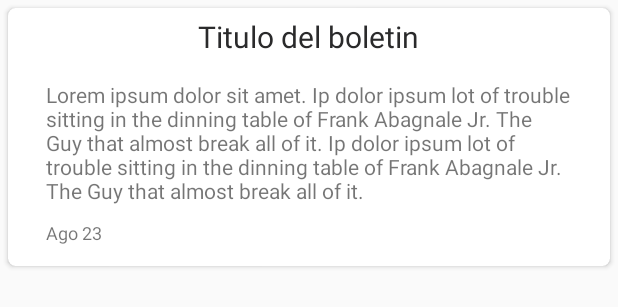
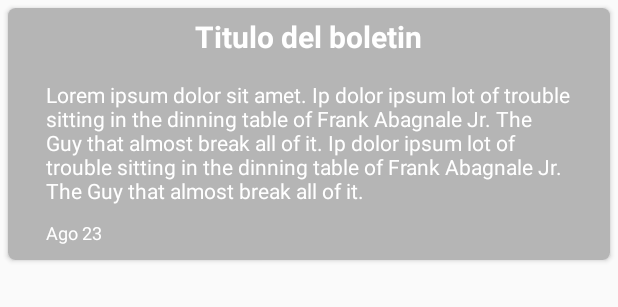
Before and after one commit to erikmejias/Onamet, an Android app: the layout bulletin_item.xml on its own in the app's theme, with its tools: preview values and no code run, on a phone screen of 412 x 824 dp. Shown: the top 307 px of the screen. Run offline under Robolectric (Android 15) with nearby library versions, the phone set to English and light mode, and no system bars.

Commit message:
UI tweaks to navigation drawer, bulletins list item Automated signing process Some refactoring

```diff
--- a/app/src/main/java/com/erikmejia/onamet/model/BulletinHolder.java
+++ b/app/src/main/java/com/erikmejia/onamet/model/BulletinHolder.java
@@ -18,7 +18,6 @@ public class BulletinHolder extends RecyclerView.ViewHolder {
 
     public BulletinHolder(View itemView) {
         super(itemView);
-
         title = (TextView) itemView.findViewById(R.id.bulletins_title_text);
         content = (TextView) itemView.findViewById(R.id.bulletins_description_text);
         date = (TextView) itemView.findViewById(R.id.bulletins_date_text);
--- a/app/src/main/java/com/erikmejia/onamet/model/CitiesAdapter.java
+++ b/app/src/main/java/com/erikmejia/onamet/model/CitiesAdapter.java
@@ -44,7 +44,7 @@ public class CitiesAdapter extends RecyclerView.Adapter<CitiesAdapter.ViewHolder
         this.drawerLayout = drawerLayout;
 
         font_typeface = Typeface.createFromAsset(receivedContext.getAssets(),
-                "fonts/Brandon_reg.otf");
+                "fonts/Brandon_bld.otf");
     }
 
     @Override
--- a/app/src/main/res/layout/activity_forecast_details.xml
+++ b/app/src/main/res/layout/activity_forecast_details.xml
@@ -121,7 +121,6 @@
         android:layout_height="wrap_content">
 
         <com.google.android.gms.ads.NativeExpressAdView
-            android:background="@color/white"
             android:id="@+id/forecast_details_ad_content"
             android:layout_width="wrap_content"
             android:layout_height="wrap_content"
--- a/app/src/main/res/layout/bulletin_item.xml
+++ b/app/src/main/res/layout/bulletin_item.xml
@@ -2,6 +2,7 @@
 <android.support.v7.widget.CardView android:id="@+id/bulletins_card"
     android:layout_margin="5dp"
     android:layout_marginTop="2dp"
+    app:cardBackgroundColor="@color/tw__transparent"
     android:focusable="true"
     android:layout_width="match_parent"
     android:layout_height="wrap_content"
@@ -10,7 +11,9 @@
     xmlns:android="http://schemas.android.com/apk/res/android"
     xmlns:tools="http://schemas.android.com/tools">
 
-    <RelativeLayout
+    <LinearLayout
+        android:orientation="vertical"
+        android:background="@color/black_alpha"
         android:layout_width="match_parent"
         android:layout_height="wrap_content">
 
@@ -21,11 +24,12 @@
             android:layout_height="wrap_content">
 
             <TextView
-                android:textColor="@color/black"
+                android:textColor="@color/white"
                 android:id="@+id/bulletins_title_text"
                 tools:text="Titulo del boletin"
                 android:layout_marginTop="5dp"
                 android:layout_marginBottom="5dp"
+                android:textStyle="bold"
                 android:textSize="20sp"
                 android:layout_marginLeft="15dp"
                 android:layout_marginRight="15dp"
@@ -35,8 +39,7 @@
         </LinearLayout>
 
         <LinearLayout
-            android:layout_below="@id/bulletin_title_wrapper"
-            android:orientation="horizontal"
+            android:orientation="vertical"
             android:paddingEnd="15dp"
             android:paddingLeft="15dp"
             android:paddingRight="15dp"
@@ -44,17 +47,10 @@
             android:layout_width="match_parent"
             android:layout_height="wrap_content">
 
-
-            <LinearLayout
-                android:orientation="vertical"
-                android:paddingBottom="14dp"
-                android:layout_weight="1"
-                android:layout_width="0dp"
-                android:layout_height="wrap_content">
-
             <TextView
                 android:id="@+id/bulletins_description_text"
                 tools:text="Lorem ipsum dolor sit amet. Ip dolor ipsum lot of trouble sitting in the dinning table of Frank Abagnale Jr. The Guy that almost break all of it. Ip dolor ipsum lot of trouble sitting in the dinning table of Frank Abagnale Jr. The Guy that almost break all of it."
+                android:textColor="@color/white"
                 android:textSize="14sp"
                 android:ellipsize="end"
                 android:paddingStart="10dp"
@@ -70,7 +66,10 @@
                 android:layout_marginTop="10dp"
                 android:textSize="12sp"
                 tools:text="Ago 23"
+                android:textColor="@color/white"
                 android:paddingStart="10dp"
+                android:paddingEnd="10dp"
+                android:layout_marginBottom="10dp"
                 android:gravity="start"
                 android:layout_width="match_parent"
                 android:layout_height="wrap_content"
@@ -78,10 +77,8 @@
 
         </LinearLayout>
 
+
     </LinearLayout>
 
 
-    </RelativeLayout>
-
-
 </android.support.v7.widget.CardView>
--- a/app/src/main/res/layout/bulletins_layout.xml
+++ b/app/src/main/res/layout/bulletins_layout.xml
@@ -14,6 +14,7 @@
         android:layout_height="match_parent" />
 
     <android.support.v7.widget.RecyclerView
+        android:layout_marginTop="10dp"
         android:id="@+id/bulletins_recyler_list"
         android:visibility="gone"
         android:layout_width="match_parent"
--- a/app/src/main/res/layout/today_forecast_item.xml
+++ b/app/src/main/res/layout/today_forecast_item.xml
@@ -99,12 +99,11 @@
             android:layout_height="wrap_content" />
 
         <com.google.android.gms.ads.NativeExpressAdView
-            android:background="@color/white"
             android:id="@+id/today_forecast_ad"
             android:layout_width="match_parent"
             android:layout_height="wrap_content"
             ads:adUnitId="@string/ads_forecast_main_list"
-            ads:adSize="360x70">
+            ads:adSize="360x80">
         </com.google.android.gms.ads.NativeExpressAdView>
 
     </LinearLayout>
--- a/app/src/main/res/values/colors.xml
+++ b/app/src/main/res/values/colors.xml
@@ -5,6 +5,7 @@
     <color name="colorPrimaryDark">#283593</color>
     <color name="colorAccent">#283593</color>
     <color name="black_alpha_40">#66000000</color>
+    <color name="black_alpha">#28000000</color>
 
     <!-- Colors used for sign in process -->
     <color name="material_green_50">#E8F5E9</color>
--- a/app/src/main/res/values/strings.xml
+++ b/app/src/main/res/values/strings.xml
@@ -1,6 +1,6 @@
 <resources>
 
-    <string name="app_name">Onamet</string>
+    <string name="app_name">ONAMET</string>
     <string name="notification_prefs_title">Notificaciones</string>
     <string name="notification_prefs_summary">Habilitar notificaciones instantáneas para los boletines</string>
     <string name="acc_prefs_sync">Configurar cuenta</string>
--- a/gradle.properties
+++ b/gradle.properties
@@ -11,6 +11,7 @@
 # The setting is particularly useful for tweaking memory settings.
 # Default value: -Xmx10248m -XX:MaxPermSize=256m
 # org.gradle.jvmargs=-Xmx2048m -XX:MaxPermSize=512m -XX:+HeapDumpOnOutOfMemoryError -Dfile.encoding=UTF-8
+org.gradle.jvmargs=-Xmx2048m
 
 # When configured, Gradle will run in incubating parallel mode.
 # This option should only be used with decoupled projects. More details, visit
```
Also changed, not shown: app/build.gradle (+10 -18 lines), app/src/main/java/com/erikmejia/onamet/MainActivity.java (+17 -9 lines), app/src/main/java/com/erikmejia/onamet/model/FirebaseAdapter.java (+8 -1 lines), app/src/main/java/com/erikmejia/onamet/ui/ForecastFragment.java (+33 -34 lines), app/src/main/res/layout/activity_main.xml (+5 -15 lines), backend/src/main/java/com/erikmejia/onamet/backend/ForecastServlet.java (+4 -4 lines). Lines whose indentation alone changed are shown as unchanged.
